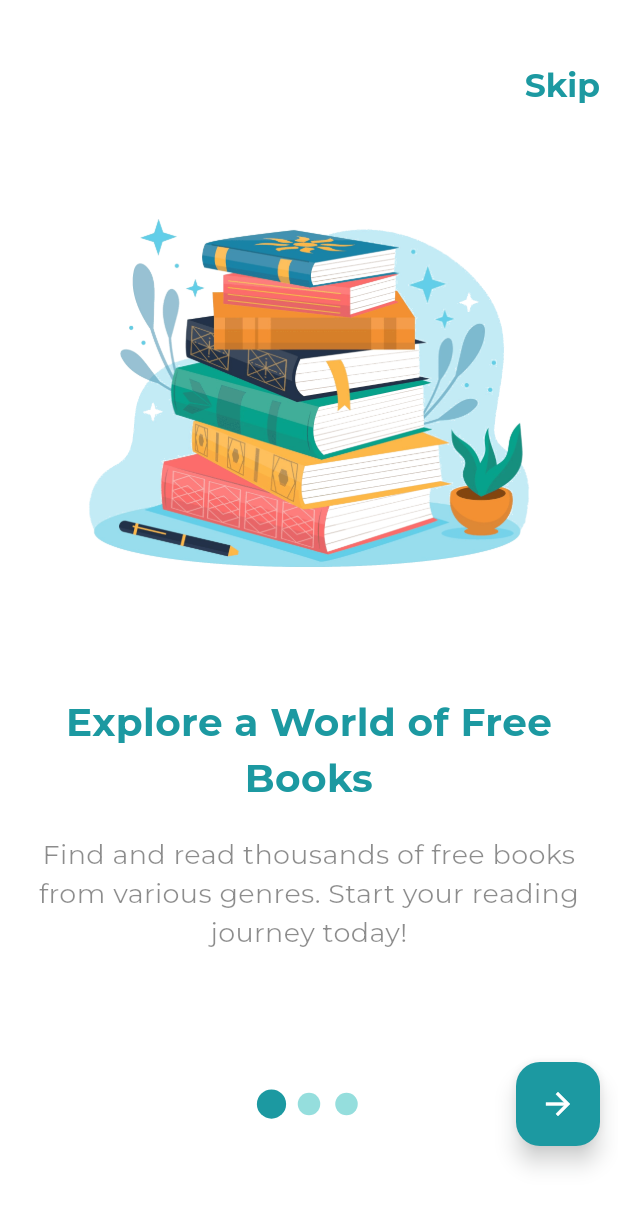
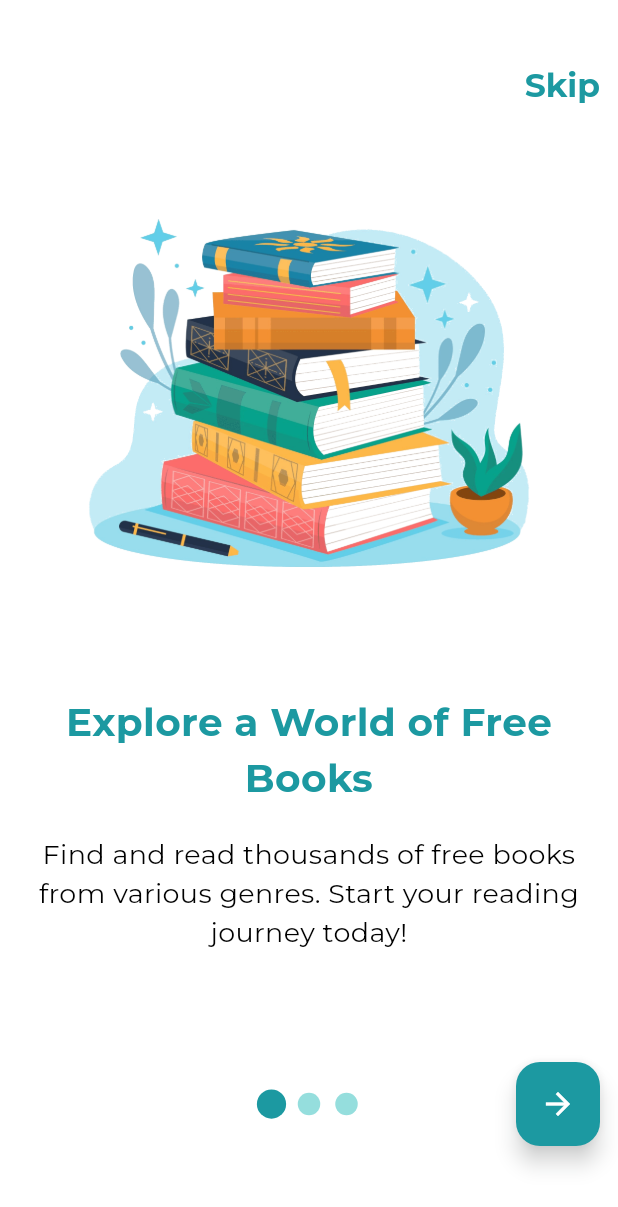
Before and after one commit to hebba-yasser/bookify, a Flutter app: the screen it shows after launch, on a phone screen of 412 x 824 dp. Shown: the top 1207 px of the screen. Run offline on Flutter 3.47's test engine with Material 3 defaults, Android fonts, the phone set to English and light mode, and no system bars; drawn by our look-alikes of smooth_page_indicator; our stand-ins replace animated_splash_screen, bloc, firebase_core, flutter_bloc; accounts and stored records are empty; generated files the repository leaves out were written again; project files that could hold a hidden picture were left out.

Commit message:
updated app fonts

```diff
--- a/lib/core/styles/fonts.dart
+++ b/lib/core/styles/fonts.dart
@@ -49,13 +49,6 @@ class AppFonts {
     fontWeight: FontWeight.bold,
     color: Colors.white,
   );
-
-  static TextStyle accentBody24 = const TextStyle(
-    fontFamily: 'Montserrat',
-    fontSize: 24,
-    fontWeight: FontWeight.normal,
-    color: Colors.white,
-  );
   static TextStyle accentBody22 = const TextStyle(
     fontFamily: 'Montserrat',
     fontSize: 22,
@@ -66,6 +59,6 @@ class AppFonts {
     fontFamily: 'Montserrat',
     fontSize: 18,
     fontWeight: FontWeight.normal,
-    color: Colors.black45,
+    color: Colors.black,
   );
 }
```
